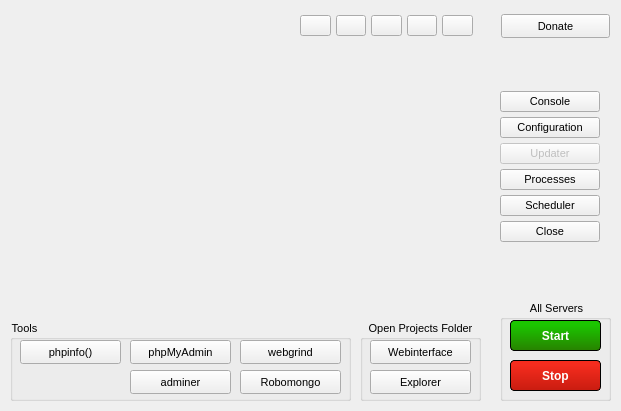
Qt form src/app/mainwindow.ui (WPN-XM/server-control-panel) before a commit.
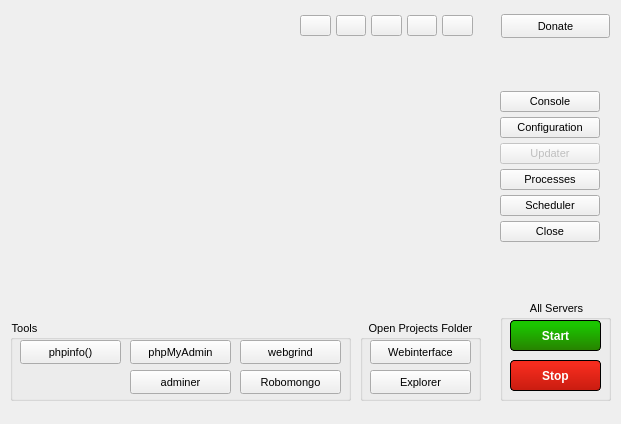
The same form after that commit. Icons and pictures are not drawn.

Commit message: added DebugConsole in form of a basic PlainTextEdit residing inside a DockWidget, issue https://github.com/WPN-XM/server-control-panel/issues/14

Diff of the .ui file:
```diff
--- a/src/app/mainwindow.ui
+++ b/src/app/mainwindow.ui
@@ -7,7 +7,7 @@
     <x>0</x>
     <y>0</y>
     <width>621</width>
-    <height>411</height>
+    <height>424</height>
    </rect>
   </property>
   <property name="sizePolicy">
```
The commit also changes 5 other files.
